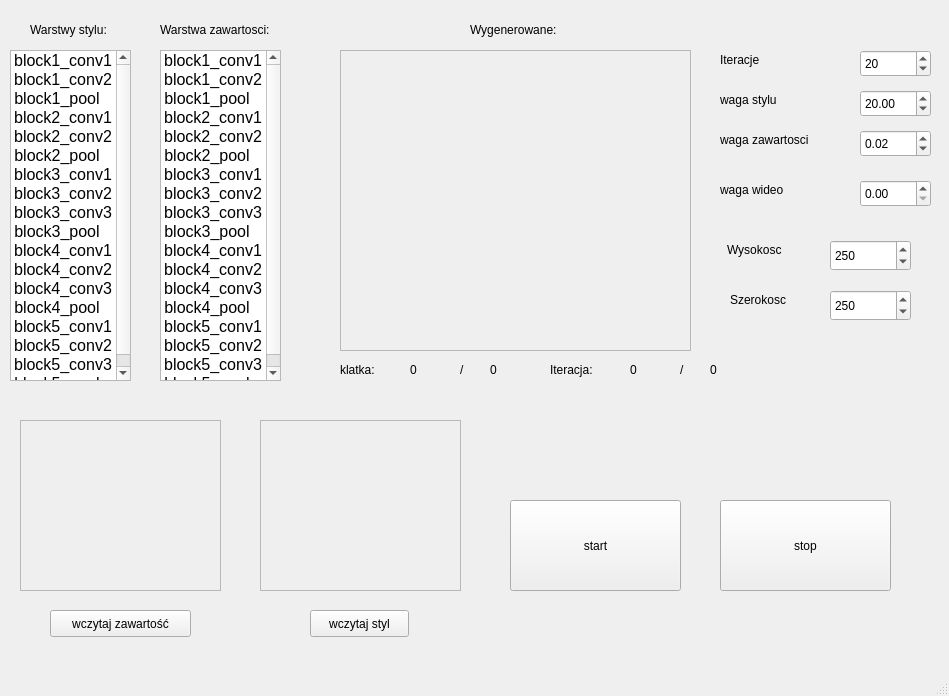
Trojanku/video-style-transfer, file desing_main.ui: the form before one commit.
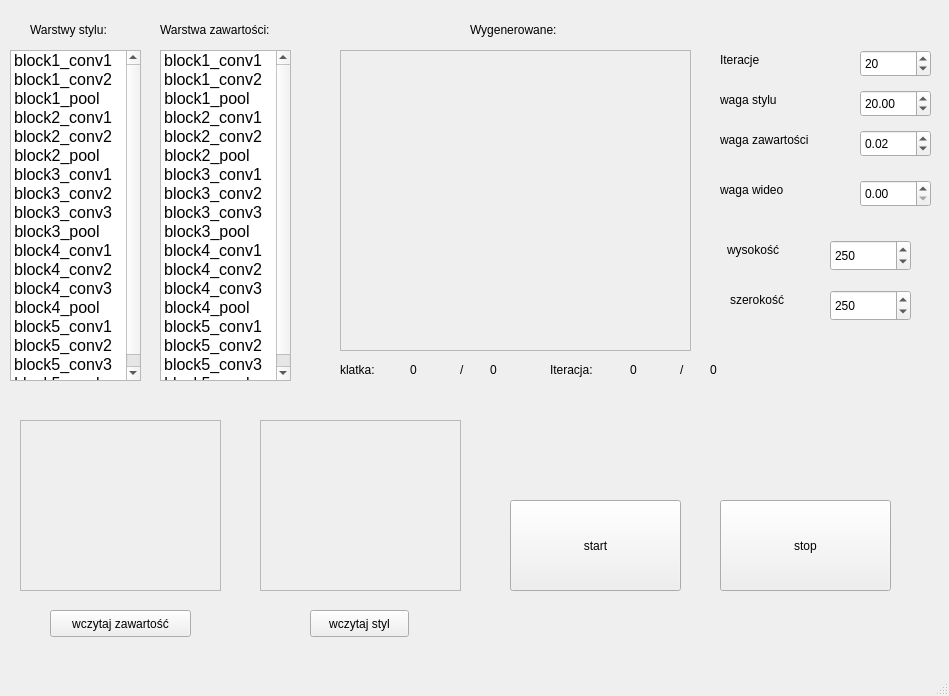
The form after the commit.

What changed in the file:
```diff
--- a/desing_main.ui
+++ b/desing_main.ui
@@ -491,7 +491,7 @@
      </rect>
     </property>
     <property name="text">
-     <string>Wysokosc</string>
+     <string>wysokość</string>
     </property>
    </widget>
    <widget class="QLabel" name="label_2">
@@ -504,7 +504,7 @@
      </rect>
     </property>
     <property name="text">
-     <string>Szerokosc</string>
+     <string>szerokość</string>
     </property>
    </widget>
    <widget class="QLabel" name="label_3">
@@ -543,7 +543,7 @@
      </rect>
     </property>
     <property name="text">
-     <string>waga zawartosci</string>
+     <string>waga zawartości</string>
     </property>
    </widget>
    <widget class="QLabel" name="label_6">
@@ -577,7 +577,7 @@
      <rect>
       <x>10</x>
       <y>50</y>
-      <width>121</width>
+      <width>131</width>
       <height>331</height>
      </rect>
     </property>
@@ -777,7 +777,7 @@
      </rect>
     </property>
     <property name="text">
-     <string>Warstwa zawartosci:</string>
+     <string>Warstwa zawartości:</string>
     </property>
    </widget>
    <widget class="QLabel" name="label_9">
@@ -798,7 +798,7 @@
      <rect>
       <x>160</x>
       <y>50</y>
-      <width>121</width>
+      <width>131</width>
       <height>331</height>
      </rect>
     </property>
```
Left out of the diff: 6 changed lines with no effect on the pictures.
